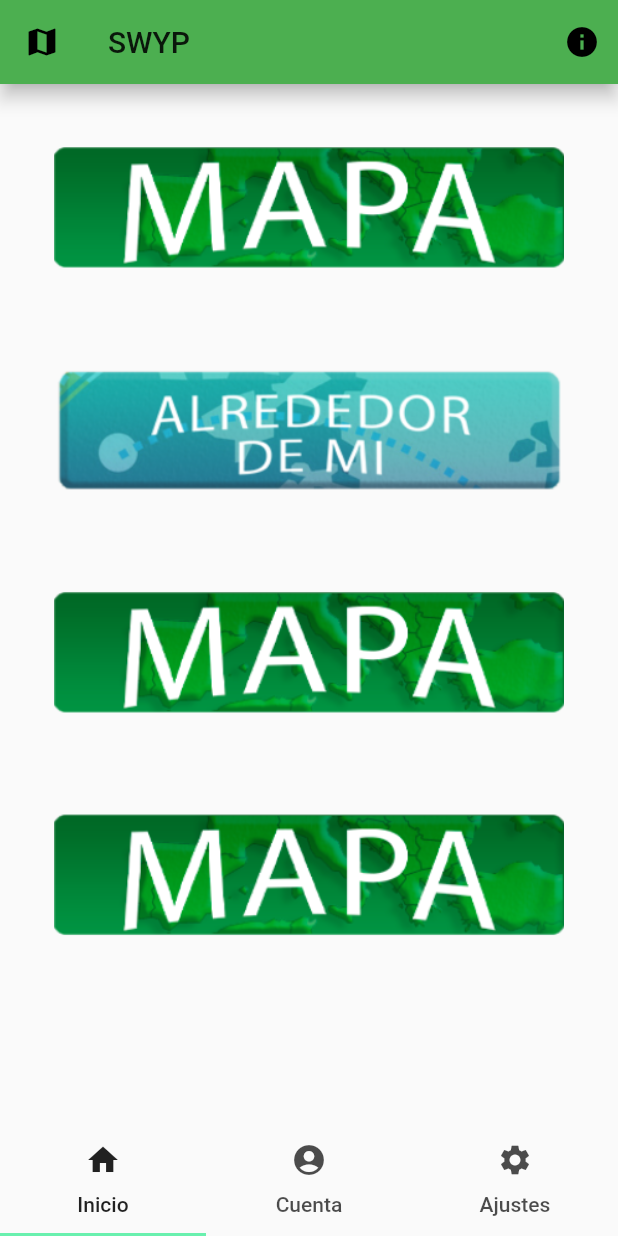
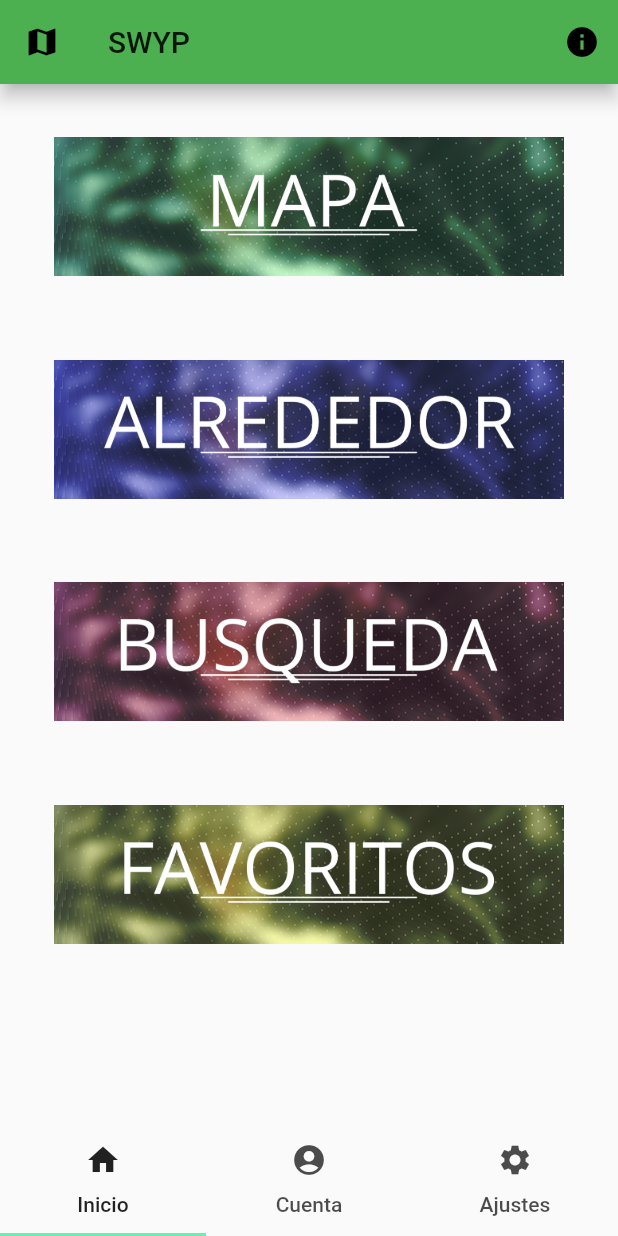
Before and after one commit to jvazquezmatias/map_project, a Flutter app: the screen it shows after launch, on a phone screen of 412 x 824 dp. Run offline on Flutter 3.47's test engine with Material 2 defaults, Android fonts, the light colour scheme and no system bars; our stand-ins replace google_maps_flutter; missing offline and left inert: flutter_sweet_alert, mysql1; accounts and stored records are empty.

Commit message:
Iconos cambiados

```diff
--- a/lib/ui/pages/home.dart
+++ b/lib/ui/pages/home.dart
@@ -47,7 +47,7 @@
               onPressed: null,
               child: new ConstrainedBox(
                 constraints: new BoxConstraints.expand(),
-                child: Image(image: new AssetImage('assets/img/mapa.png')),
+                child: Image(image: new AssetImage('assets/img/busqueda.png')),
               ),
             ),
           ),
@@ -59,8 +59,8 @@
               child: new ConstrainedBox(
                 constraints: new BoxConstraints.expand(),
                 child: disabled
-                    ? Image(image: new AssetImage('assets/img/mapa.png'))
-                    : Image(image: new AssetImage('assets/img/backImg.png')),
+                    ? Image(image: new AssetImage('assets/img/favoritos.png'))
+                    : Image(image: new AssetImage('assets/img/favoritos.png')),
               ),
             ),
           ),
```
Also changed, not shown: assets/img/alrededor.png, assets/img/busqueda.png (added), assets/img/favoritos.png (added), assets/img/mapa.png.
